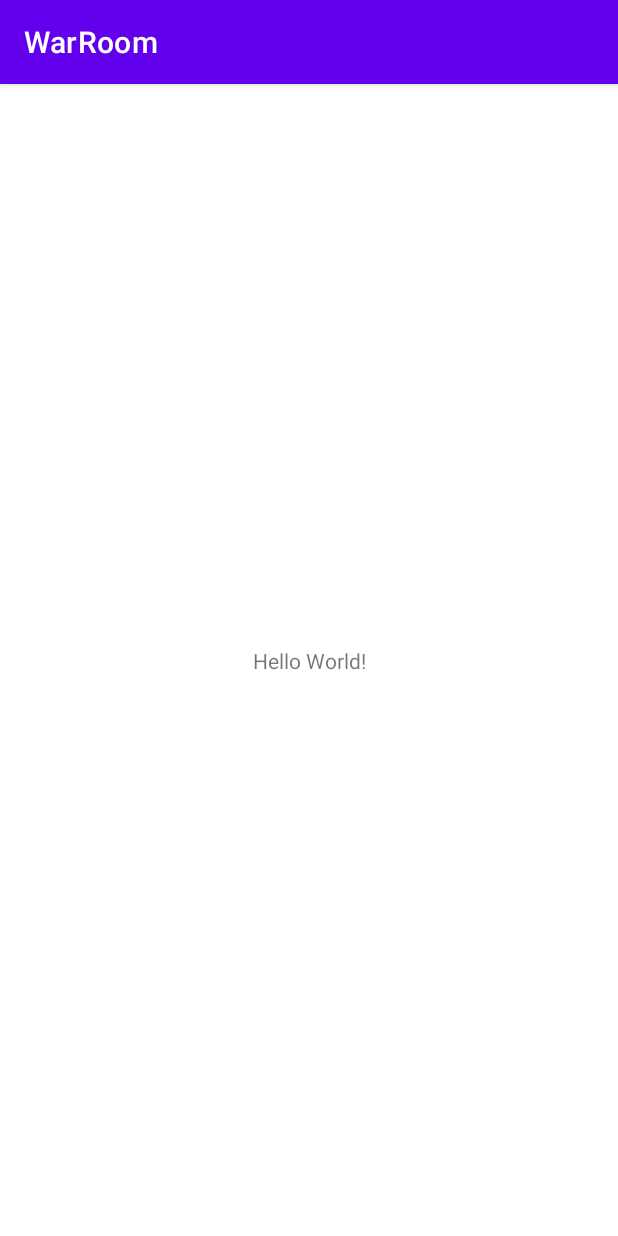
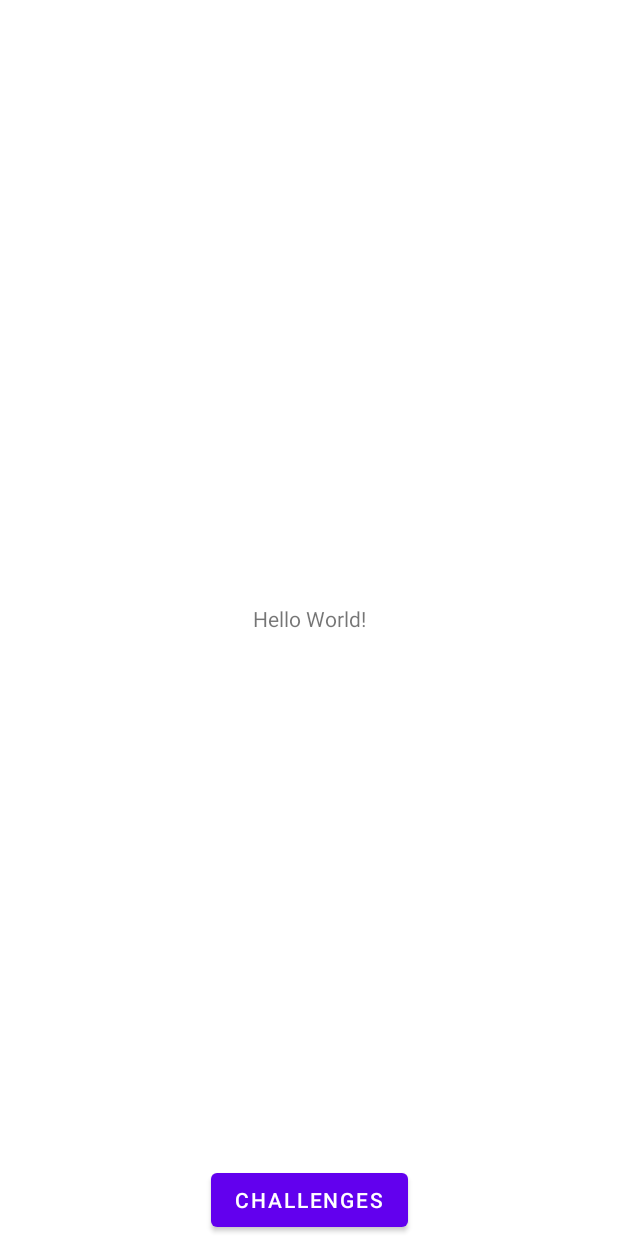
Before and after one commit to GetMetamorph/WarRoom, an Android app: the screen it shows after launch (MainActivity), on a phone screen of 412 x 824 dp. Run offline under Robolectric (Android 15) with nearby library versions, the phone set to English and light mode, and no system bars.

Commit message:
Challenges item implemented

```diff
--- a/app/src/main/AndroidManifest.xml
+++ b/app/src/main/AndroidManifest.xml
@@ -25,6 +25,11 @@
                 android:name="android.app.lib_name"
                 android:value="" />
         </activity>
+
+        <activity
+            android:name=".activities.ChallengeActivity"
+            android:screenOrientation="portrait"
+            android:windowSoftInputMode="adjustPan" />
     </application>
 
 </manifest>
--- a/app/src/main/java/com/example/warroom/activities/MainActivity.kt
+++ b/app/src/main/java/com/example/warroom/activities/MainActivity.kt
@@ -2,11 +2,22 @@ package com.example.warroom.activities
 
 import androidx.appcompat.app.AppCompatActivity
 import android.os.Bundle
-import com.example.warroom.R
+import com.example.warroom.databinding.ActivityMainBinding
 
 class MainActivity : AppCompatActivity() {
+    private lateinit var binding: ActivityMainBinding
     override fun onCreate(savedInstanceState: Bundle?) {
         super.onCreate(savedInstanceState)
-        setContentView(R.layout.activity_main)
+        binding = ActivityMainBinding.inflate(layoutInflater)
+        setContentView(binding.root)
+
+        this.setUpUI()
+    }
+
+    private fun setUpUI() {
+        binding.challengesButton.setOnClickListener {
+            val intent = ChallengeActivity.newIntent(this)
+            startActivity(intent)
+        }
     }
 }
--- a/app/src/main/java/com/example/warroom/adapters/ChallengeAdapter.kt
+++ b/app/src/main/java/com/example/warroom/adapters/ChallengeAdapter.kt
@@ -1,5 +1,6 @@
 package com.example.warroom.adapters
 
+import android.content.Context
 import android.view.LayoutInflater
 import android.view.ViewGroup
 import androidx.recyclerview.widget.RecyclerView
@@ -7,7 +8,7 @@ import androidx.recyclerview.widget.RecyclerView.Adapter
 import com.example.warroom.databinding.ItemChallengeBinding
 import com.example.warroom.models.Challenge
 
-class ChallengeAdapter(val listener: ChallengeItemInterface): Adapter<RecyclerView.ViewHolder>() {
+class ChallengeAdapter(val context: Context, val listener: ChallengeItemInterface): Adapter<RecyclerView.ViewHolder>() {
     private var challenges: List<Challenge>? = null
 
     interface ChallengeItemInterface {
@@ -24,7 +25,7 @@ class ChallengeAdapter(val listener: ChallengeItemInterface): Adapter<RecyclerVi
         val challenge = challenges?.get(viewHolder.adapterPosition)
 
         challenge?.let {
-            viewHolder.itemBinding.challengeTitle.text = challenge.title
+            viewHolder.itemBinding.challengeTitle.text = context.getString(challenge.type.getTitleResId())
             viewHolder.itemBinding.itemChallengeMainLayout.setOnClickListener {
                 this.listener.onClick(challenge)
             }
--- a/app/src/main/java/com/example/warroom/models/Challenge.kt
+++ b/app/src/main/java/com/example/warroom/models/Challenge.kt
@@ -1,5 +1,5 @@
 package com.example.warroom.models
 
 data class Challenge (
-    val title: String
+    val type: ChallengeEnum
 )
--- a/app/src/main/res/layout/activity_challenge.xml
+++ b/app/src/main/res/layout/activity_challenge.xml
@@ -27,10 +27,9 @@
         android:id="@+id/challenge_recyclerview"
         android:layout_width="0dp"
         android:layout_height="0dp"
+        app:layoutManager="androidx.recyclerview.widget.LinearLayoutManager"
         android:paddingStart="40dp"
         android:paddingEnd="40dp"
-        android:paddingTop="30dp"
-        android:paddingBottom="30dp"
         app:layout_constraintTop_toBottomOf="@id/challenge_header"
         app:layout_constraintStart_toStartOf="parent"
         app:layout_constraintEnd_toEndOf="parent"
--- a/app/src/main/res/layout/activity_main.xml
+++ b/app/src/main/res/layout/activity_main.xml
@@ -15,4 +15,13 @@
         app:layout_constraintStart_toStartOf="parent"
         app:layout_constraintTop_toTopOf="parent" />
 
+    <Button
+        android:id="@+id/challenges_button"
+        android:text="Challenges"
+        android:layout_width="wrap_content"
+        android:layout_height="wrap_content"
+        app:layout_constraintBottom_toBottomOf="parent"
+        app:layout_constraintStart_toStartOf="parent"
+        app:layout_constraintEnd_toEndOf="parent"/>
+
 </androidx.constraintlayout.widget.ConstraintLayout>
--- a/app/src/main/res/layout/item_challenge.xml
+++ b/app/src/main/res/layout/item_challenge.xml
@@ -3,12 +3,14 @@
     android:id="@+id/item_challenge_main_layout"
     android:layout_width="match_parent"
     android:layout_height="100dp"
+    android:background="@drawable/item_challenge_rounded_corner"
     xmlns:app="http://schemas.android.com/apk/res-auto">
 
     <TextView
         android:id="@+id/challenge_title"
         android:layout_width="wrap_content"
         android:layout_height="wrap_content"
+        android:textColor="@color/white"
         app:layout_constraintStart_toStartOf="parent"
         app:layout_constraintEnd_toEndOf="parent"
         app:layout_constraintTop_toTopOf="parent"
--- a/app/src/main/res/values/colors.xml
+++ b/app/src/main/res/values/colors.xml
@@ -7,4 +7,6 @@
     <color name="teal_700">#FF018786</color>
     <color name="black">#FF000000</color>
     <color name="white">#FFFFFFFF</color>
+    <color name="blue_gradient">#284D8E</color>
+    <color name="pink">#FF5F72</color>
 </resources>
--- /dev/null
+++ b/app/src/main/res/values/dimens.xml
@@ -0,0 +1,4 @@
+<?xml version="1.0" encoding="utf-8"?>
+<resources>
+    <dimen name="challenges_item_margin">10dp</dimen>
+</resources>
--- a/app/src/main/res/values/strings.xml
+++ b/app/src/main/res/values/strings.xml
@@ -1,4 +1,7 @@
 <resources>
     <string name="app_name">WarRoom</string>
     <string name="challenge_image_description">Challenge image</string>
+    <string name="challenge_sport_title">Sport</string>
+    <string name="challenge_talk_title">Discussion</string>
+    <string name="challenge_intellectual_title">Intellectuel</string>
 </resources>
--- a/app/src/main/res/values/themes.xml
+++ b/app/src/main/res/values/themes.xml
@@ -1,6 +1,6 @@
 <resources xmlns:tools="http://schemas.android.com/tools">
     <!-- Base application theme. -->
-    <style name="Theme.WarRoom" parent="Theme.MaterialComponents.DayNight.DarkActionBar">
+    <style name="Theme.WarRoom" parent="Theme.MaterialComponents.Light.NoActionBar">
         <!-- Primary brand color. -->
         <item name="colorPrimary">@color/purple_500</item>
         <item name="colorPrimaryVariant">@color/purple_700</item>
```
Also changed, not shown: app/build.gradle (+7 -7 lines), app/src/main/java/com/example/warroom/activities/ChallengeActivity.kt (+38 -1 lines), app/src/main/java/com/example/warroom/models/ChallengeEnum.kt (added, +23 -0 lines), app/src/main/res/drawable/item_challenge_rounded_corner.xml (added, +13 -0 lines).
